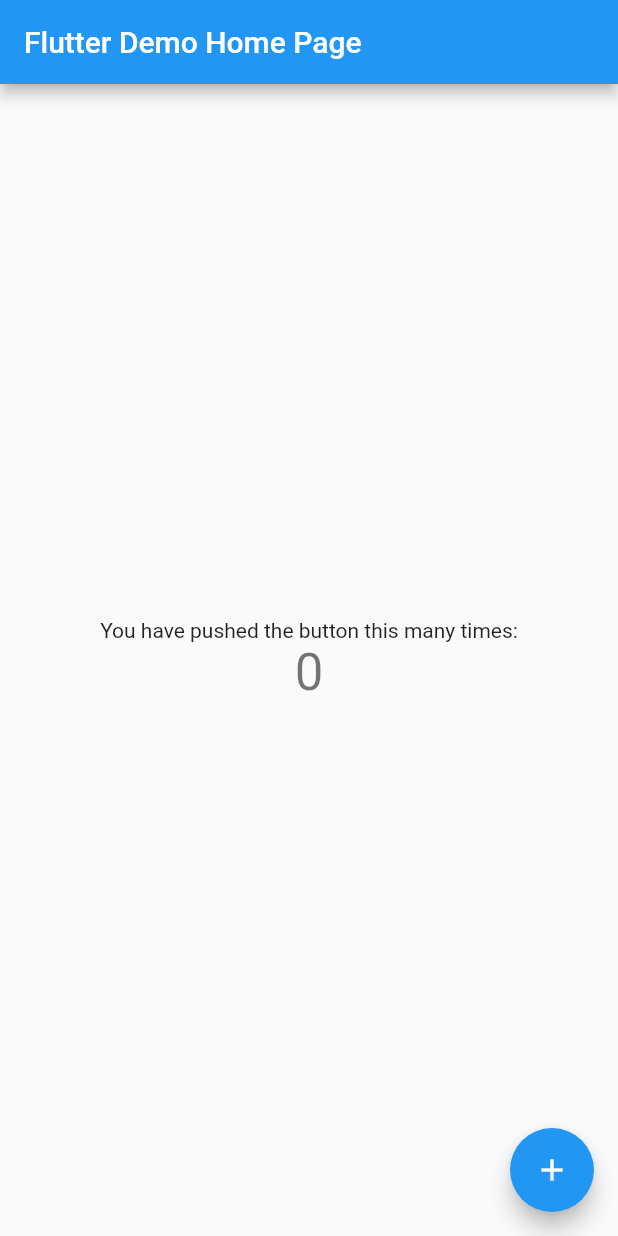
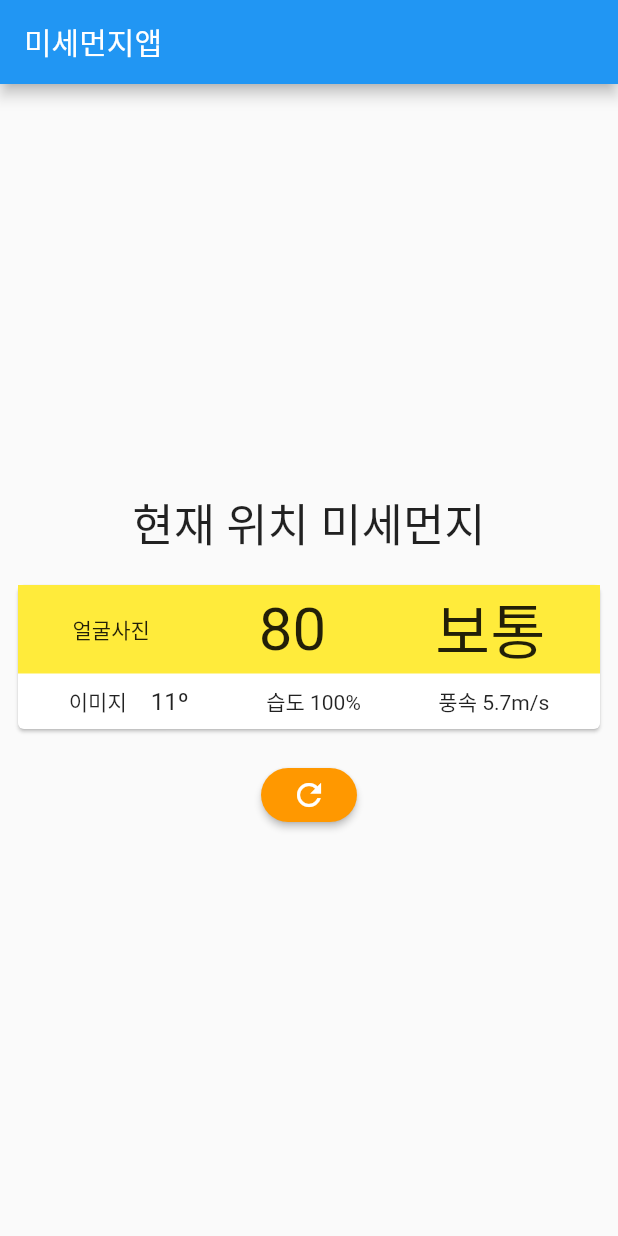
Before and after one commit to Michellehwang001/flutter_dust, a Flutter app: the screen it shows after launch, on a phone screen of 412 x 824 dp. Run offline on Flutter 3.47's test engine with Material 2 defaults, Android fonts, the phone set to English and light mode, and no system bars; missing offline and left inert: mockito.

```diff
--- a/lib/main.dart
+++ b/lib/main.dart
@@ -1,4 +1,6 @@
 import 'package:flutter/material.dart';
+import 'package:http/http.dart';
+import 'package:mockito/mockito.dart';
 
 void main() {
   runApp(MyApp());
@@ -11,103 +13,105 @@ class MyApp extends StatelessWidget {
     return MaterialApp(
       title: 'Flutter Demo',
       theme: ThemeData(
-        // This is the theme of your application.
-        //
-        // Try running your application with "flutter run". You'll see the
-        // application has a blue toolbar. Then, without quitting the app, try
-        // changing the primarySwatch below to Colors.green and then invoke
-        // "hot reload" (press "r" in the console where you ran "flutter run",
-        // or simply save your changes to "hot reload" in a Flutter IDE).
-        // Notice that the counter didn't reset back to zero; the application
-        // is not restarted.
         primarySwatch: Colors.blue,
       ),
-      home: MyHomePage(title: 'Flutter Demo Home Page'),
+      home: Main(),
     );
   }
 }
 
-class MyHomePage extends StatefulWidget {
-  MyHomePage({Key key, this.title}) : super(key: key);
-
-  // This widget is the home page of your application. It is stateful, meaning
-  // that it has a State object (defined below) that contains fields that affect
-  // how it looks.
-
-  // This class is the configuration for the state. It holds the values (in this
-  // case the title) provided by the parent (in this case the App widget) and
-  // used by the build method of the State. Fields in a Widget subclass are
-  // always marked "final".
-
-  final String title;
-
+class Main extends StatefulWidget {
   @override
-  _MyHomePageState createState() => _MyHomePageState();
+  _MainState createState() => _MainState();
 }
 
-class _MyHomePageState extends State<MyHomePage> {
-  int _counter = 0;
-
-  void _incrementCounter() {
-    setState(() {
-      // This call to setState tells the Flutter framework that something has
-      // changed in this State, which causes it to rerun the build method below
-      // so that the display can reflect the updated values. If we changed
-      // _counter without calling setState(), then the build method would not be
-      // called again, and so nothing would appear to happen.
-      _counter++;
-    });
-  }
-
+class _MainState extends State<Main> {
   @override
   Widget build(BuildContext context) {
-    // This method is rerun every time setState is called, for instance as done
-    // by the _incrementCounter method above.
-    //
-    // The Flutter framework has been optimized to make rerunning build methods
-    // fast, so that you can just rebuild anything that needs updating rather
-    // than having to individually change instances of widgets.
     return Scaffold(
       appBar: AppBar(
-        // Here we take the value from the MyHomePage object that was created by
-        // the App.build method, and use it to set our appbar title.
-        title: Text(widget.title),
+        title: Text('미세먼지앱'),
       ),
-      body: Center(
-        // Center is a layout widget. It takes a single child and positions it
-        // in the middle of the parent.
+      body: Padding(
+        padding: const EdgeInsets.all(8.0),
+        child: Center(
           child: Column(
-          // Column is also a layout widget. It takes a list of children and
-          // arranges them vertically. By default, it sizes itself to fit its
-          // children horizontally, and tries to be as tall as its parent.
-          //
-          // Invoke "debug painting" (press "p" in the console, choose the
-          // "Toggle Debug Paint" action from the Flutter Inspector in Android
-          // Studio, or the "Toggle Debug Paint" command in Visual Studio Code)
-          // to see the wireframe for each widget.
-          //
-          // Column has various properties to control how it sizes itself and
-          // how it positions its children. Here we use mainAxisAlignment to
-          // center the children vertically; the main axis here is the vertical
-          // axis because Columns are vertical (the cross axis would be
-          // horizontal).
             mainAxisAlignment: MainAxisAlignment.center,
-          children: <Widget>[
+            children: [
               Text(
-              'You have pushed the button this many times:',
+                '현재 위치 미세먼지',
+                style: TextStyle(fontSize: 30),
+              ),
+              SizedBox(
+                height: 16,
+              ),
+              Card(
+                child: Column(
+                  children: [
+                    Container(
+                      child: Row(
+                        mainAxisAlignment: MainAxisAlignment.spaceAround,
+                        children: [
+                          Text('얼굴사진'),
+                          Text(
+                            '80',
+                            style: TextStyle(fontSize: 40),
                           ),
                           Text(
-              '$_counter',
-              style: Theme.of(context).textTheme.headline4,
+                            '보통',
+                            style: TextStyle(fontSize: 40),
+                          ),
+                        ],
+                      ),
+                      color: Colors.yellow,
+                    ),
+                    Padding(
+                      padding: const EdgeInsets.all(8.0),
+                      child: Row(
+                        mainAxisAlignment: MainAxisAlignment.spaceAround,
+                        children: [
+                          Row(
+                            children: [
+                              Text('이미지'),
+                              SizedBox(
+                                width: 16,
+                              ),
+                              Text(
+                                '11º',
+                                style: TextStyle(fontSize: 16),
+                              ),
+                            ],
+                          ),
+                          Text('습도 100%'),
+                          Text('풍속 5.7m/s'),
+                        ],
+                      ),
                     ),
                   ],
                 ),
               ),
-      floatingActionButton: FloatingActionButton(
-        onPressed: _incrementCounter,
-        tooltip: 'Increment',
-        child: Icon(Icons.add),
-      ), // This trailing comma makes auto-formatting nicer for build methods.
+              SizedBox(
+                height: 16,
+              ),
+              ElevatedButton(
+                onPressed: () {},
+                child: Icon(Icons.refresh),
+                style: ButtonStyle(
+                  foregroundColor:
+                      MaterialStateProperty.all<Color>(Colors.white),
+                  backgroundColor:
+                      MaterialStateProperty.all<Color>(Colors.orange),
+                  shape: MaterialStateProperty.all<RoundedRectangleBorder>(
+                      RoundedRectangleBorder(
+                    borderRadius: BorderRadius.circular(18.0),
+                    //side: BorderSide(color: Colors.red) // border line color
+                  )),
+                ),
+              ),
+            ],
+          ),
+        ),
+      ),
     );
   }
 }
--- a/pubspec.yaml
+++ b/pubspec.yaml
@@ -27,11 +27,14 @@ dependencies:
 
   # The following adds the Cupertino Icons font to your application.
   # Use with the CupertinoIcons class for iOS style icons.
+  http: ^0.12.0+2
   cupertino_icons: ^1.0.2
+  # http: ^0.13.1
 
 dev_dependencies:
   flutter_test:
     sdk: flutter
+  mockito: ^5.0.4
 
 # For information on the generic Dart part of this file, see the
 # following page: https://dart.dev/tools/pub/pubspec
```
Also changed, not shown: pubspec.lock, 1 other file. Lines whose indentation alone changed are shown as unchanged.
